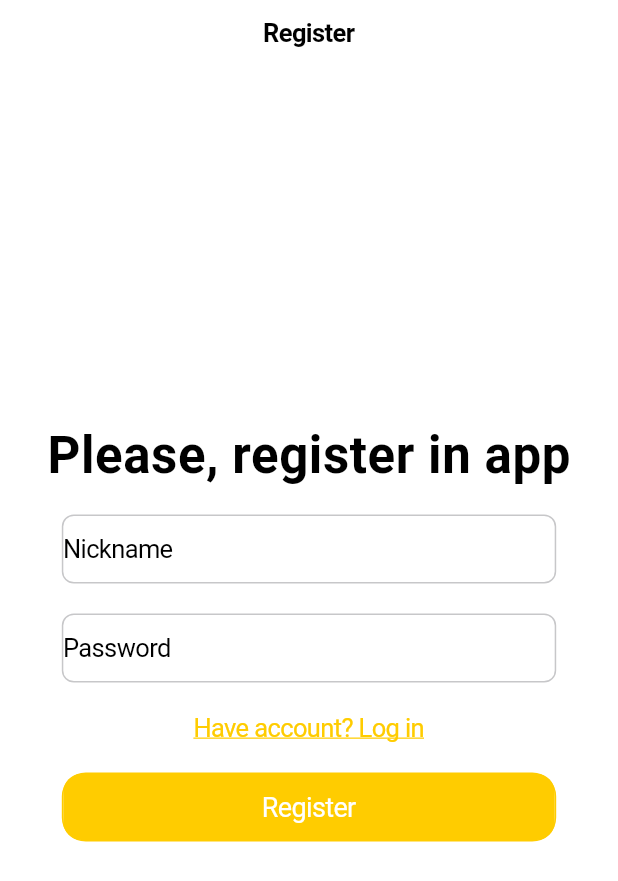
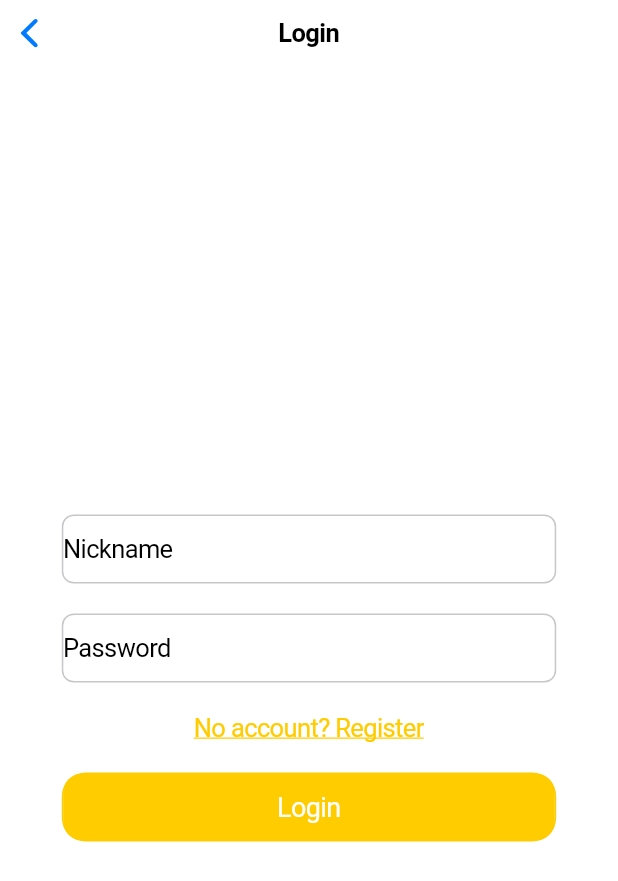
Before and after one commit to EgorSborschikov/KInoApp, a Flutter app: the screen it shows after launch, after a tap on "Have account? Log in", on a phone screen of 412 x 824 dp. Shown: the top 881 px of the screen. Run offline on Flutter 3.47's test engine with Material 3 defaults, Android fonts, the phone set to English and light mode, and no system bars; our stand-ins replace auto_route.

Commit message:
add auto router & update code for auth and register pages

```diff
--- a/lib/features/pages/auth/authorization/auth_page/auth_page.dart
+++ b/lib/features/pages/auth/authorization/auth_page/auth_page.dart
@@ -0,0 +1,67 @@
+import 'package:auto_route/auto_route.dart';
+import 'package:flutter/cupertino.dart';
+import 'package:kino_app/features/components/text_fields/view_text_field.dart';
+import '../../../../../routes/app_router.gr.dart';
+import '../../../../components/buttons/button/view_button.dart';
+import '../../../../components/buttons/text_button/view_text_button.dart'; // Import your generated router
+
+class AuthPage extends StatelessWidget {
+  final TextEditingController _emailController = TextEditingController();
+  final TextEditingController _passwordController = TextEditingController();
+
+  AuthPage({super.key});
+
+  @override
+  Widget build(BuildContext context) {
+    final theme = CupertinoTheme.of(context);
+
+    return CupertinoPageScaffold(
+      backgroundColor: theme.scaffoldBackgroundColor,
+      navigationBar: CupertinoNavigationBar(
+        middle: Text(
+          'Login',
+          style: CupertinoTheme.of(context).textTheme.navTitleTextStyle,
+        ),
+        backgroundColor: theme.barBackgroundColor,
+      ),
+      child: Center(
+        child: Column(
+          mainAxisAlignment: MainAxisAlignment.center,
+          children: [
+            const SizedBox(height: 20),
+            Text(
+              'Please, log in app',
+              style: CupertinoTheme.of(context).textTheme.navLargeTitleTextStyle.copyWith(
+                color: CupertinoColors.secondarySystemGroupedBackground,
+              ),
+            ),
+            const SizedBox(height: 20),
+            GeneralTextField(
+              controller: _emailController,
+              prefix: 'Nickname',
+            ),
+            const SizedBox(height: 20),
+            GeneralTextField(
+              controller: _passwordController,
+              prefix: 'Password',
+            ),
+            const SizedBox(height: 20),
+            GeneralTextButton(
+              onPressed: () {
+                context.router.push(RegisterRoute());
+              },
+              text: 'No account? Register',
+            ),
+            const SizedBox(height: 20),
+            GeneralButton(
+              onPressed: () {
+                // Add your registration logic here
+              },
+              text: 'Login',
+            ),
+          ],
+        ),
+      ),
+    );
+  }
+}
--- a/lib/features/pages/auth/authorization/view.dart
+++ b/lib/features/pages/auth/authorization/view.dart
@@ -0,0 +1 @@
+export 'package:kino_app/features/pages/auth/authorization/auth_page/auth_page.dart';
--- a/lib/features/pages/auth/registration/register_page/register_page.dart
+++ b/lib/features/pages/auth/registration/register_page/register_page.dart
@@ -1,7 +1,9 @@
+import 'package:auto_route/auto_route.dart';
 import 'package:flutter/cupertino.dart';
+import 'package:kino_app/features/components/text_fields/view_text_field.dart';
+import '../../../../../routes/app_router.gr.dart';
 import '../../../../components/buttons/button/view_button.dart';
-import '../../../../components/buttons/text_button/view_text_button.dart';
-import '../../../../components/text_fields/view_text_field.dart';
+import '../../../../components/buttons/text_button/view_text_button.dart'; // Import your generated router
 
 class RegisterPage extends StatelessWidget {
   final TextEditingController _emailController = TextEditingController();
@@ -29,7 +31,9 @@ class RegisterPage extends StatelessWidget {
             const SizedBox(height: 20),
             Text(
               'Please, register in app',
-              style: CupertinoTheme.of(context).textTheme.navLargeTitleTextStyle,
+              style: CupertinoTheme.of(context).textTheme.navLargeTitleTextStyle.copyWith(
+                color: CupertinoColors.secondarySystemGroupedBackground,
+              ),
             ),
             const SizedBox(height: 20),
             GeneralTextField(
@@ -44,9 +48,9 @@ class RegisterPage extends StatelessWidget {
             const SizedBox(height: 20),
             GeneralTextButton(
               onPressed: () {
-
+                context.router.push(AuthRoute());
               },
-              text: 'Have account? Log in'
+              text: 'Have account? Log in',
             ),
             const SizedBox(height: 20),
             GeneralButton(
--- a/lib/main.dart
+++ b/lib/main.dart
@@ -1,19 +1,24 @@
 import 'package:flutter/cupertino.dart';
 import 'package:kino_app/features/pages/auth/registration/view.dart';
 
+import 'routes/app_router.gr.dart';
+
 void main() {
-  runApp(const KinoApp());
+  runApp(KinoApp());
 }
 
 class KinoApp extends StatelessWidget {
-  const KinoApp({super.key});
+  final _appRouter = AppRouter();
+
+  KinoApp({super.key});
 
   @override
   Widget build(BuildContext context) {
-    return CupertinoApp(
+    return CupertinoApp.router(
+      routerDelegate: _appRouter.delegate(),
+      routeInformationParser: _appRouter.defaultRouteParser(),
       title: 'Kino',
       debugShowCheckedModeBanner: false,
-      home: RegisterPage()
     );
   }
 }
--- /dev/null
+++ b/lib/routes/app_router.dart
@@ -0,0 +1,20 @@
+import 'package:auto_route/auto_route.dart';
+import 'package:kino_app/features/pages/auth/registration/register_page/register_page.dart';
+import 'package:kino_app/features/pages/auth/authorization/auth_page/auth_page.dart';
+/*import 'package:kino_app/features/pages/home/home_page/home_page.dart';
+import 'package:kino_app/features/pages/films/films_page/films_page.dart';
+import 'package:kino_app/features/pages/properties/properties_page/properties_page.dart';
+import 'package:kino_app/features/pages/theatres/theatres_page/theatres_page.dart';*/
+
+@CupertinoAutoRouter(
+  replaceInRouteName: 'Page,Route',
+  routes: <AutoRoute>[
+    AutoRoute(page: RegisterPage, initial: true),
+    AutoRoute(page: AuthPage),
+    /*AutoRoute(page: HomePage),
+    AutoRoute(page: FilmsPage),
+    AutoRoute(page: PropertiesPage),
+    AutoRoute(page: TheatresPage),*/
+  ],
+)
+class $AppRouter {}
```
Also changed, not shown: pubspec.yaml (+6 -66 lines), lib/routes/app_router.gr.dart (added), pubspec.lock.
